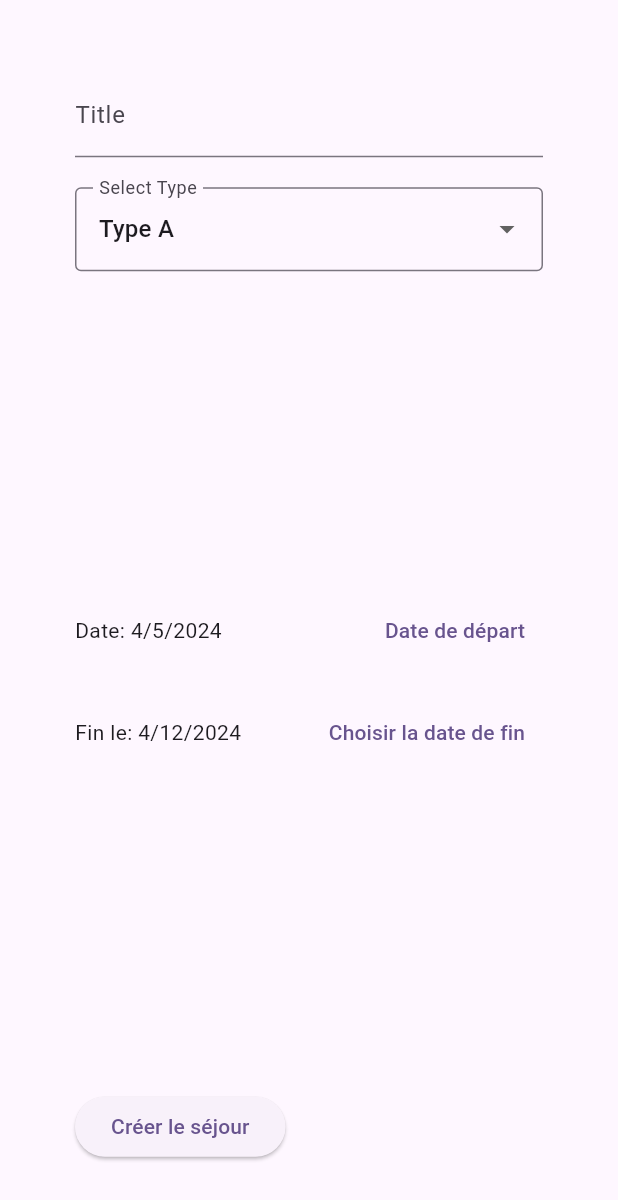
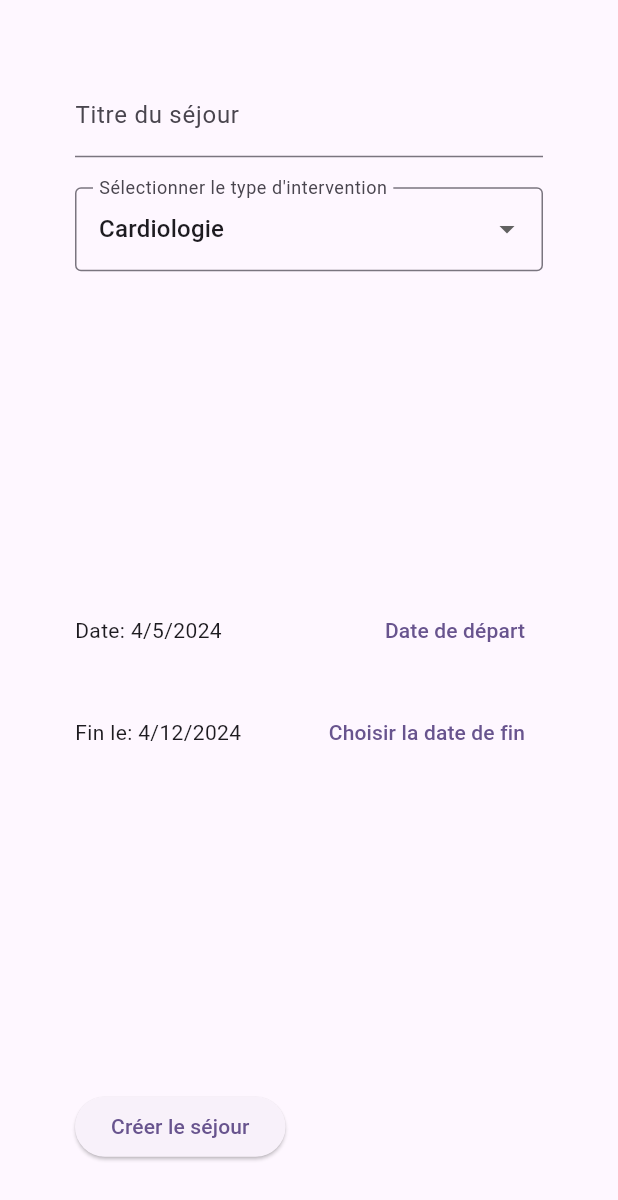
Before and after one commit to VincePaulin/SoigneMoiWeb, a Flutter app: the CreateStayPage screen opened directly, on a phone screen of 412 x 824 dp. Shown: the top 1200 px of the screen. Run offline on Flutter 3.47's test engine with Material 3 defaults, Android fonts, the phone set to English and light mode, and no system bars.

Commit message:
feat: medical section as type

```diff
--- /dev/null
+++ b/lib/model/medical_section.dart
@@ -0,0 +1,59 @@
+class MedicalSection {
+  final String name;
+  final List<String> departments;
+
+  MedicalSection(this.name, this.departments);
+}
+
+final List<MedicalSection> medicalSections = [
+  MedicalSection(
+    'Cardiologie',
+    [
+      'Cardiologie pédiatrique',
+      'Électrophysiologie',
+      'Interventionnelle',
+      'Soins intensifs'
+    ],
+  ),
+  MedicalSection(
+    'Chirurgie',
+    [
+      'Chirurgie abdominale',
+      'Chirurgie cardiaque',
+      'Chirurgie générale',
+      'Chirurgie plastique'
+    ],
+  ),
+  MedicalSection(
+    'Dermatologie',
+    [
+      'Dermatologie pédiatrique',
+      'Dermatologie chirurgicale',
+      'Dermatologie esthétique'
+    ],
+  ),
+  MedicalSection(
+    'Gynécologie',
+    [
+      'Gynécologie pédiatrique',
+      'Gynécologie oncologique',
+      'Gynécologie obstétrique'
+    ],
+  ),
+  MedicalSection(
+    'Neurologie',
+    [
+      'Neurologie pédiatrique',
+      'Neurologie interventionnelle',
+      'Neurologie vasculaire'
+    ],
+  ),
+  MedicalSection(
+    'Orthopédie',
+    [
+      'Orthopédie pédiatrique',
+      'Orthopédie traumatologique',
+      'Orthopédie oncologique'
+    ],
+  ),
+];
--- a/lib/page/create_stay.dart
+++ b/lib/page/create_stay.dart
@@ -1,4 +1,5 @@
 import 'package:flutter/material.dart';
+import 'package:soigne_moi_web/model/medical_section.dart';
 
 class CreateStayPage extends StatefulWidget {
   const CreateStayPage({super.key});
@@ -10,7 +11,8 @@ class CreateStayPage extends StatefulWidget {
 class _CreateStayPageState extends State<CreateStayPage> {
   final GlobalKey<FormState> _formKey = GlobalKey<FormState>();
   TextEditingController _titleController = TextEditingController();
-  String _selectedType = 'Type A';
+  String _selectedType =
+      medicalSections.isNotEmpty ? medicalSections[0].name : '';
   DateTime _startDate = DateTime.now();
   DateTime _endDate = DateTime.now()
       .add(Duration(days: 7)); // Default end date is 7 days from today
@@ -31,10 +33,10 @@ class _CreateStayPageState extends State<CreateStayPage> {
                   children: [
                     TextFormField(
                       controller: _titleController,
-                      decoration: InputDecoration(labelText: 'Title'),
+                      decoration: InputDecoration(labelText: 'Titre du séjour'),
                       validator: (value) {
                         if (value!.isEmpty) {
-                          return 'Please enter a title';
+                          return 'Un titre est requis';
                         }
                         return null;
                       },
@@ -47,18 +49,17 @@ class _CreateStayPageState extends State<CreateStayPage> {
                           _selectedType = newValue!;
                         });
                       },
-                      items: <String>['Type A', 'Type B', 'Type C', 'Type D']
-                          .map<DropdownMenuItem<String>>((String value) {
+                      items: medicalSections.map((section) {
                         return DropdownMenuItem<String>(
-                          value: value,
-                          child: Text(value),
+                          value: section.name,
+                          child: Text(section.name),
                         );
                       }).toList(),
                       decoration: InputDecoration(
-                        labelText: 'Select Type',
+                        labelText: "Sélectionner le type d'intervention",
                         border: OutlineInputBorder(),
                       ),
-                    ),
+                    )
                   ],
                 ),
                 const SizedBox(height: 20),
```
